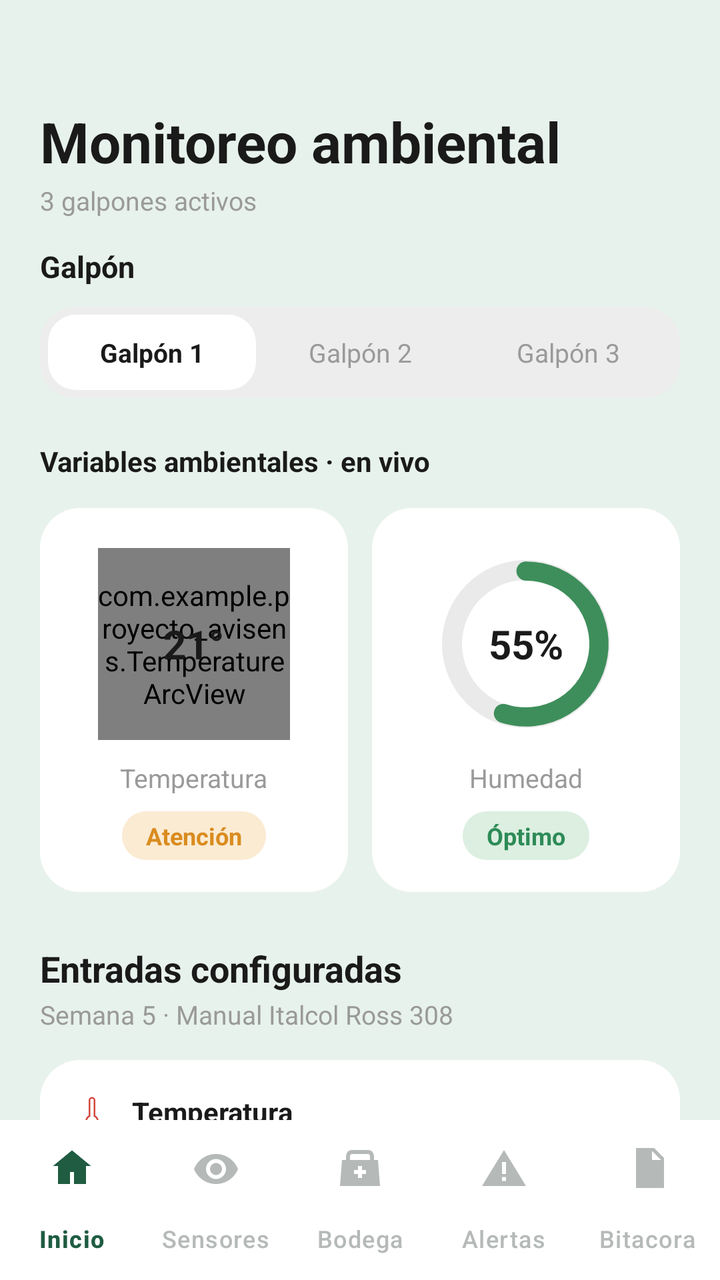
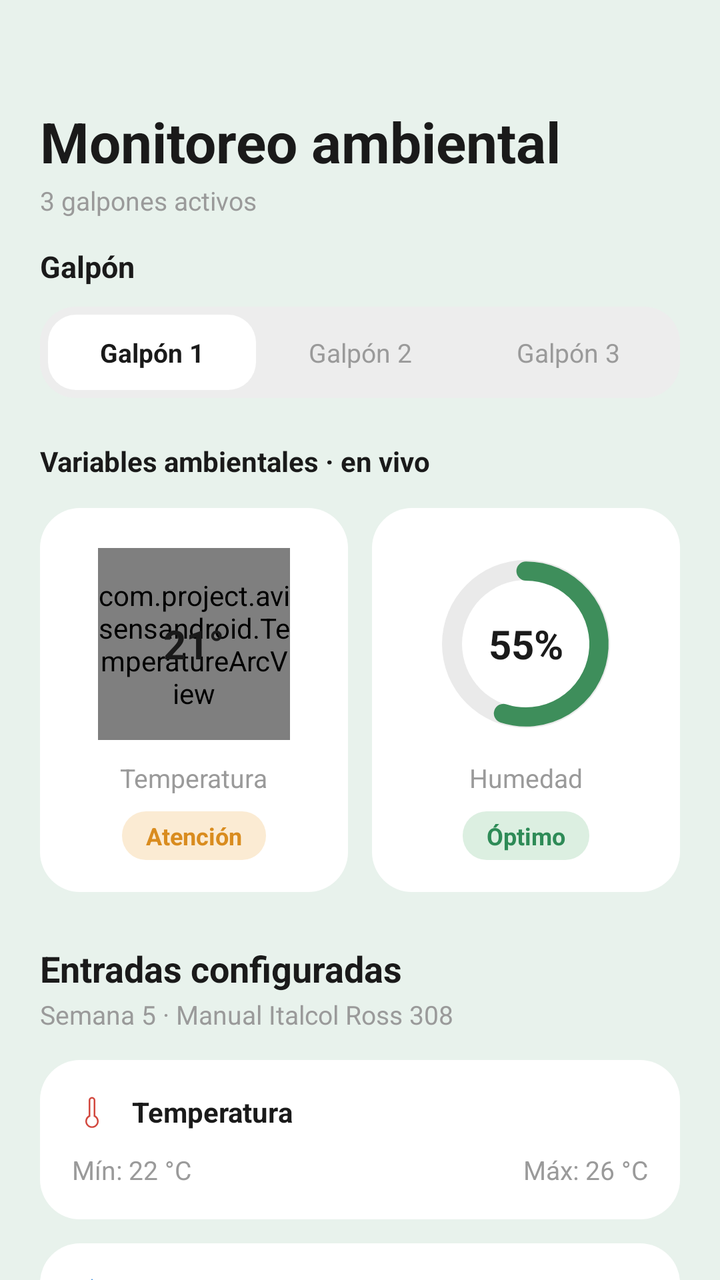

Before-and-after screenshots of an Android layout around one commit, followed by the original layout XML and the change that was made.
<!-- AndroidManifest.xml: application theme Theme.Avisensandroid -->
<!-- res/layout/po02_sensores_op.xml -->
<?xml version="1.0" encoding="utf-8"?>
<androidx.constraintlayout.widget.ConstraintLayout
    xmlns:android="http://schemas.android.com/apk/res/android"
    xmlns:app="http://schemas.android.com/apk/res-auto"
    android:layout_width="match_parent"
    android:layout_height="match_parent"
    android:background="@color/bg_app">

    <androidx.core.widget.NestedScrollView
        android:id="@+id/scrollContent"
        android:layout_width="0dp"
        android:layout_height="0dp"
        android:clipToPadding="false"
        android:paddingBottom="16dp"
        app:layout_constraintTop_toTopOf="parent"
        app:layout_constraintStart_toStartOf="parent"
        app:layout_constraintEnd_toEndOf="parent"
        app:layout_constraintBottom_toTopOf="@id/bottomNav">

        <LinearLayout
            android:layout_width="match_parent"
            android:layout_height="wrap_content"
            android:orientation="vertical"
            android:paddingStart="20dp"
            android:paddingEnd="20dp"
            android:layout_marginTop="8dp"
            android:paddingTop="24dp">

            
            <TextView
                android:layout_width="wrap_content"
                android:layout_height="wrap_content"
                android:text="Monitoreo ambiental"
                android:textSize="28sp"
                android:textStyle="bold"
                android:layout_marginTop="20dp"
                android:textColor="@color/text_primary"/>


            <TextView
                android:layout_width="wrap_content"
                android:layout_height="wrap_content"
                android:layout_marginTop="2dp"
                android:text="3 galpones activos"
                android:textSize="13sp"
                android:textColor="@color/text_secondary"/>

            <TextView
                android:layout_width="wrap_content"
                android:layout_height="wrap_content"
                android:layout_marginTop="14dp"
                android:text="Galpón"
                android:textSize="15sp"
                android:textStyle="bold"
                android:textColor="@color/text_primary"/>




            
            <LinearLayout
                android:layout_width="match_parent"
                android:layout_height="wrap_content"
                android:orientation="horizontal"
                android:layout_marginTop="10dp"
                android:background="@drawable/bg_tab_container"
                android:padding="4dp">

                <TextView
                    android:layout_width="0dp"
                    android:layout_height="wrap_content"
                    android:layout_weight="1"
                    android:gravity="center"
                    android:background="@drawable/bg_tab_selected"
                    android:paddingTop="10dp"
                    android:paddingBottom="10dp"
                    android:text="Galpón 1"
                    android:textSize="13sp"
                    android:textStyle="bold"
                    android:textColor="@color/tab_text_selected"/>

                <TextView
                    android:layout_width="0dp"
                    android:layout_height="wrap_content"
                    android:layout_weight="1"
                    android:gravity="center"
                    android:paddingTop="10dp"
                    android:paddingBottom="10dp"
                    android:text="Galpón 2"
                    android:textSize="13sp"
                    android:textColor="@color/tab_text_unselected"/>

                <TextView
                    android:layout_width="0dp"
                    android:layout_height="wrap_content"
                    android:layout_weight="1"
                    android:gravity="center"
                    android:paddingTop="10dp"
                    android:paddingBottom="10dp"
                    android:text="Galpón 3"
                    android:textSize="13sp"
                    android:textColor="@color/tab_text_unselected"/>

            </LinearLayout>

            
            <TextView
                android:layout_width="wrap_content"
                android:layout_height="wrap_content"
                android:layout_marginTop="22dp"
                android:text="Variables ambientales · en vivo"
                android:textSize="14sp"
                android:textStyle="bold"
                android:textColor="@color/text_primary"/>

            
            <LinearLayout
                android:layout_width="match_parent"
                android:layout_height="wrap_content"
                android:orientation="horizontal"
                android:layout_marginTop="14dp">

                
                <LinearLayout
                    android:layout_width="0dp"
                    android:layout_height="wrap_content"
                    android:layout_weight="1"
                    android:orientation="vertical"
                    android:gravity="center"
                    android:background="@drawable/bg_stat_card"
                    android:paddingTop="20dp"
                    android:paddingBottom="16dp">

                    <FrameLayout
                        android:layout_width="96dp"
                        android:layout_height="96dp">

                        
                        <com.example.proyecto_avisens.TemperatureArcView
                            android:id="@+id/arcTemperatura"
                            android:layout_width="match_parent"
                            android:layout_height="match_parent"/>

                        
                        <TextView
                            android:id="@+id/txtTemperatura"
                            android:layout_width="wrap_content"
                            android:layout_height="wrap_content"
                            android:layout_gravity="center"
                            android:text="21°"
                            android:textSize="20sp"
                            android:textStyle="bold"
                            android:textColor="@color/text_primary"/>

                    </FrameLayout>

                    <TextView
                        android:layout_width="wrap_content"
                        android:layout_height="wrap_content"
                        android:layout_marginTop="10dp"
                        android:text="Temperatura"
                        android:textSize="13sp"
                        android:textColor="@color/text_secondary"/>

                    <TextView
                        android:id="@+id/txtEstadoTemperatura"
                        android:layout_width="wrap_content"
                        android:layout_height="wrap_content"
                        android:layout_marginTop="8dp"
                        android:background="@drawable/bg_badge_orange"
                        android:paddingStart="12dp"
                        android:paddingEnd="12dp"
                        android:paddingTop="4dp"
                        android:paddingBottom="4dp"
                        android:text="Atención"
                        android:textSize="12sp"
                        android:textStyle="bold"
                        android:textColor="@color/orange_badge_text"/>

                </LinearLayout>

                <View
                    android:layout_width="12dp"
                    android:layout_height="1dp"/>

                
                <LinearLayout
                    android:layout_width="0dp"
                    android:layout_height="wrap_content"
                    android:layout_weight="1"
                    android:orientation="vertical"
                    android:gravity="center"
                    android:background="@drawable/bg_stat_card"
                    android:paddingTop="20dp"
                    android:paddingBottom="16dp">

                    <FrameLayout
                        android:layout_width="96dp"
                        android:layout_height="96dp">

                        <ImageView
                            android:layout_width="match_parent"
                            android:layout_height="match_parent"
                            android:src="@drawable/bg_ring_track"/>

                        <ImageView
                            android:layout_width="match_parent"
                            android:layout_height="match_parent"
                            android:src="@drawable/arc_humedad"/>

                        <TextView
                            android:layout_width="wrap_content"
                            android:layout_height="wrap_content"
                            android:layout_gravity="center"
                            android:text="55%"
                            android:textSize="20sp"
                            android:textStyle="bold"
                            android:textColor="@color/text_primary"/>

                    </FrameLayout>

                    <TextView
                        android:layout_width="wrap_content"
                        android:layout_height="wrap_content"
                        android:layout_marginTop="10dp"
                        android:text="Humedad"
                        android:textSize="13sp"
                        android:textColor="@color/text_secondary"/>

                    <TextView
                        android:layout_width="wrap_content"
                        android:layout_height="wrap_content"
                        android:layout_marginTop="8dp"
                        android:background="@drawable/bg_badge_green"
                        android:paddingStart="12dp"
                        android:paddingEnd="12dp"
                        android:paddingTop="4dp"
                        android:paddingBottom="4dp"
                        android:text="Óptimo"
                        android:textSize="12sp"
                        android:textStyle="bold"
                        android:textColor="@color/badge_green_text"/>

                </LinearLayout>

            </LinearLayout>

            
            <TextView
                android:layout_width="wrap_content"
                android:layout_height="wrap_content"
                android:layout_marginTop="26dp"
                android:text="Entradas configuradas"
                android:textSize="18sp"
                android:textStyle="bold"
                android:textColor="@color/text_primary"/>

            <TextView
                android:layout_width="wrap_content"
                android:layout_height="wrap_content"
                android:layout_marginTop="2dp"
                android:text="Semana 5 · Manual Italcol Ross 308"
                android:textSize="13sp"
                android:textColor="@color/text_secondary"/>

            
            <LinearLayout
                android:layout_width="match_parent"
                android:layout_height="wrap_content"
                android:orientation="vertical"
                android:background="@drawable/bg_stat_card"
                android:padding="16dp"
                android:layout_marginTop="14dp">

                <LinearLayout
                    android:layout_width="match_parent"
                    android:layout_height="wrap_content"
                    android:orientation="horizontal"
                    android:gravity="center_vertical">

                    <ImageView
                        android:layout_width="20dp"
                        android:layout_height="20dp"
                        android:src="@drawable/ic_thermometer"/>

                    <TextView
                        android:layout_width="wrap_content"
                        android:layout_height="wrap_content"
                        android:layout_marginStart="10dp"
                        android:text="Temperatura"
                        android:textSize="14sp"
                        android:textStyle="bold"
                        android:textColor="@color/text_primary"/>

                </LinearLayout>

                <LinearLayout
                    android:layout_width="match_parent"
                    android:layout_height="wrap_content"
                    android:orientation="horizontal"
                    android:layout_marginTop="10dp">

                    <TextView
                        android:layout_width="0dp"
                        android:layout_height="wrap_content"
                        android:layout_weight="1"
                        android:text="Mín: 22 °C"
                        android:textSize="13sp"
                        android:textColor="@color/text_secondary"/>

                    <TextView
                        android:layout_width="wrap_content"
                        android:layout_height="wrap_content"
                        android:text="Máx: 26 °C"
                        android:textSize="13sp"
                        android:textColor="@color/text_secondary"/>

                </LinearLayout>

            </LinearLayout>

            
            <LinearLayout
                android:layout_width="match_parent"
                android:layout_height="wrap_content"
                android:orientation="vertical"
                android:background="@drawable/bg_stat_card"
                android:padding="16dp"
                android:layout_marginTop="12dp">

                <LinearLayout
                    android:layout_width="match_parent"
                    android:layout_height="wrap_content"
                    android:orientation="horizontal"
                    android:gravity="center_vertical">

                    <ImageView
                        android:layout_width="20dp"
                        android:layout_height="20dp"
                        android:src="@drawable/ic_water_drop"/>

                    <TextView
                        android:layout_width="wrap_content"
                        android:layout_height="wrap_content"
                        android:layout_marginStart="10dp"
                        android:text="Humedad relativa"
                        android:textSize="14sp"
                        android:textStyle="bold"
                        android:textColor="@color/text_primary"/>

                </LinearLayout>

                <LinearLayout
                    android:layout_width="match_parent"
                    android:layout_height="wrap_content"
                    android:orientation="horizontal"
                    android:layout_marginTop="10dp">

                    <TextView
                        android:layout_width="0dp"
                        android:layout_height="wrap_content"
                        android:layout_weight="1"
                        android:text="Mín: 50 %"
                        android:textSize="13sp"
                        android:textColor="@color/text_secondary"/>

                    <TextView
                        android:layout_width="wrap_content"
                        android:layout_height="wrap_content"
                        android:text="Máx: 70 %"
                        android:textSize="13sp"
                        android:textColor="@color/text_secondary"/>

                </LinearLayout>

            </LinearLayout>

        </LinearLayout>

    </androidx.core.widget.NestedScrollView>

    
    <com.google.android.material.bottomnavigation.BottomNavigationView
        android:id="@+id/bottomNav"
        android:layout_width="match_parent"
        android:layout_height="wrap_content"
        android:background="@color/white"
        app:itemIconTint="@color/nav_item_color"
        app:itemTextColor="@color/nav_item_color"
        app:itemRippleColor="@android:color/transparent"
        app:labelVisibilityMode="labeled"
        app:menu="@menu/bottom_nav_menu"
        app:layout_constraintStart_toStartOf="parent"
        app:layout_constraintEnd_toEndOf="parent"
        app:layout_constraintBottom_toBottomOf="parent"/>

</androidx.constraintlayout.widget.ConstraintLayout>
<!-- resources referenced by this layout -->
<resources>
  <color name="badge_green_text">#2E8B57</color>
  <color name="bg_app">#E8F2EC</color>
  <color name="orange_badge_text">#D98C1F</color>
  <color name="tab_text_selected">#1A1A1A</color>
  <color name="tab_text_unselected">#9A9A9A</color>
  <color name="text_primary">#1A1A1A</color>
  <color name="text_secondary">#9A9A9A</color>
  <color name="white">#FFFFFF</color>
  <!-- drawable arc_humedad (drawable) -->
  <?xml version="1.0" encoding="utf-8"?>
  <vector xmlns:android="http://schemas.android.com/apk/res/android"
      android:width="96dp"
      android:height="96dp"
      android:viewportWidth="100"
      android:viewportHeight="100">
      <path
          android:pathData="M50,12 A38,38 0 1 1 38.26,86.14"
          android:strokeColor="@color/gauge_green"
          android:strokeWidth="10"
          android:strokeLineCap="round"
          android:fillColor="#00000000"/>
  </vector>
  <!-- drawable bg_badge_green (drawable) -->
  <?xml version="1.0" encoding="utf-8"?>
  <shape xmlns:android="http://schemas.android.com/apk/res/android">
      <corners android:radius="12dp"/>
      <solid android:color="@color/badge_green_bg"/>
  </shape>
  <!-- drawable bg_badge_orange (drawable) -->
  <?xml version="1.0" encoding="utf-8"?>
  <shape xmlns:android="http://schemas.android.com/apk/res/android">
      <corners android:radius="12dp"/>
      <solid android:color="@color/badge_orange_bg"/>
  </shape>
  <!-- drawable bg_ring_track (drawable) -->
  <?xml version="1.0" encoding="utf-8"?>
  <shape xmlns:android="http://schemas.android.com/apk/res/android"
      android:shape="ring"
      android:innerRadius="32dp"
      android:thickness="10dp"
      android:useLevel="false">
      <solid android:color="@color/ring_track"/>
  </shape>
  <!-- drawable bg_stat_card (drawable) -->
  <?xml version="1.0" encoding="utf-8"?>
  <shape xmlns:android="http://schemas.android.com/apk/res/android">
      <corners android:radius="20dp"/>
      <solid android:color="@color/white"/>
  </shape>
  <!-- drawable bg_tab_container (drawable) -->
  <?xml version="1.0" encoding="utf-8"?>
  <shape xmlns:android="http://schemas.android.com/apk/res/android">
      <corners android:radius="18dp"/>
      <solid android:color="@color/tab_container_bg"/>
  </shape>
  <!-- drawable bg_tab_selected (drawable) -->
  <?xml version="1.0" encoding="utf-8"?>
  <shape xmlns:android="http://schemas.android.com/apk/res/android">
      <corners android:radius="14dp"/>
      <solid android:color="@color/tab_selected_bg"/>
  </shape>
  <!-- drawable ic_thermometer (drawable) -->
  <?xml version="1.0" encoding="utf-8"?>
  <vector xmlns:android="http://schemas.android.com/apk/res/android"
      android:width="22dp"
      android:height="22dp"
      android:viewportWidth="24"
      android:viewportHeight="24">
      <path
          android:fillColor="@color/thermometer_red"
          android:pathData="M13,14.76V5a1,1 0 0,0 -2,0v9.76a3,3 0 1,0 2,0zM12,3a2,2 0 0,1 2,2v9.09a4,4 0 1,1 -4,0V5a2,2 0 0,1 2,-2z"/>
  </vector>
  <!-- drawable ic_water_drop (drawable) -->
  <?xml version="1.0" encoding="utf-8"?>
  <vector xmlns:android="http://schemas.android.com/apk/res/android"
      android:width="22dp"
      android:height="22dp"
      android:viewportWidth="24"
      android:viewportHeight="24">
      <path
          android:fillColor="@color/water_blue"
          android:pathData="M12,2C9,7 5,10.5 5,14.5A7,7 0 0,0 19,14.5C19,10.5 15,7 12,2zM12,20A5.5,5.5 0 0,1 6.5,14.5c0,-2.5 2.3,-5.4 5.5,-9.6c3.2,4.2 5.5,7.1 5.5,9.6A5.5,5.5 0 0,1 12,20z"/>
  </vector>
  <style name="Theme.Avisensandroid" parent="Base.Theme.Avisensandroid" />
  <color name="gauge_green">#3E8E5B</color>
  <color name="badge_green_bg">#DCEFE1</color>
  <color name="badge_orange_bg">#FBEBD3</color>
  <color name="ring_track">#EAEAEA</color>
  <color name="tab_container_bg">#EDEDED</color>
  <color name="tab_selected_bg">#FFFFFF</color>
  <color name="thermometer_red">#D2483F</color>
  <color name="water_blue">#3E8FDE</color>
  <style name="Base.Theme.Avisensandroid" parent="Theme.Material3.DayNight.NoActionBar">
          
          
      </style>
</resources>

<!-- the commit's change to res/layout/po02_sensores_op.xml (unified diff, before → after) -->
@@ -15,7 +15,7 @@
         app:layout_constraintTop_toTopOf="parent"
         app:layout_constraintStart_toStartOf="parent"
         app:layout_constraintEnd_toEndOf="parent"
-        app:layout_constraintBottom_toTopOf="@id/bottomNav">
+        app:layout_constraintBottom_toBottomOf="parent">
 
         <LinearLayout
             android:layout_width="match_parent"
@@ -34,8 +34,7 @@
                 android:textSize="28sp"
                 android:textStyle="bold"
                 android:layout_marginTop="20dp"
-                android:textColor="@color/text_primary"/>
-
+                android:textColor="@color/text_primary" />
 
             <TextView
                 android:layout_width="wrap_content"
@@ -43,7 +42,7 @@
                 android:layout_marginTop="2dp"
                 android:text="3 galpones activos"
                 android:textSize="13sp"
-                android:textColor="@color/text_secondary"/>
+                android:textColor="@color/text_secondary" />
 
             <TextView
                 android:layout_width="wrap_content"
@@ -52,10 +51,7 @@
                 android:text="Galpón"
                 android:textSize="15sp"
                 android:textStyle="bold"
-                android:textColor="@color/text_primary"/>
-
-
-
+                android:textColor="@color/text_primary" />
 
             
             <LinearLayout
@@ -77,7 +73,7 @@
                     android:text="Galpón 1"
                     android:textSize="13sp"
                     android:textStyle="bold"
-                    android:textColor="@color/tab_text_selected"/>
+                    android:textColor="@color/tab_text_selected" />
 
                 <TextView
                     android:layout_width="0dp"
@@ -88,7 +84,7 @@
                     android:paddingBottom="10dp"
                     android:text="Galpón 2"
                     android:textSize="13sp"
-                    android:textColor="@color/tab_text_unselected"/>
+                    android:textColor="@color/tab_text_unselected" />
 
                 <TextView
                     android:layout_width="0dp"
@@ -99,7 +95,7 @@
                     android:paddingBottom="10dp"
                     android:text="Galpón 3"
                     android:textSize="13sp"
-                    android:textColor="@color/tab_text_unselected"/>
+                    android:textColor="@color/tab_text_unselected" />
 
             </LinearLayout>
 
@@ -111,7 +107,7 @@
                 android:text="Variables ambientales · en vivo"
                 android:textSize="14sp"
                 android:textStyle="bold"
-                android:textColor="@color/text_primary"/>
+                android:textColor="@color/text_primary" />
 
             
             <LinearLayout
@@ -136,10 +132,11 @@
                         android:layout_height="96dp">
 
                         
-                        <com.example.proyecto_avisens.TemperatureArcView
+                        
+                        <com.project.avisensandroid.TemperatureArcView
                             android:id="@+id/arcTemperatura"
                             android:layout_width="match_parent"
-                            android:layout_height="match_parent"/>
+                            android:layout_height="match_parent" />
 
                         
                         <TextView
@@ -150,7 +147,7 @@
                             android:text="21°"
                             android:textSize="20sp"
                             android:textStyle="bold"
-                            android:textColor="@color/text_primary"/>
+                            android:textColor="@color/text_primary" />
 
                     </FrameLayout>
 
@@ -160,7 +157,7 @@
                         android:layout_marginTop="10dp"
                         android:text="Temperatura"
                         android:textSize="13sp"
-                        android:textColor="@color/text_secondary"/>
+                        android:textColor="@color/text_secondary" />
 
                     <TextView
                         android:id="@+id/txtEstadoTemperatura"
@@ -175,13 +172,13 @@
                         android:text="Atención"
                         android:textSize="12sp"
                         android:textStyle="bold"
-                        android:textColor="@color/orange_badge_text"/>
+                        android:textColor="@color/orange_badge_text" />
 
                 </LinearLayout>
 
                 <View
                     android:layout_width="12dp"
-                    android:layout_height="1dp"/>
+                    android:layout_height="1dp" />
 
                 
                 <LinearLayout
@@ -201,12 +198,12 @@
                         <ImageView
                             android:layout_width="match_parent"
                             android:layout_height="match_parent"
-                            android:src="@drawable/bg_ring_track"/>
+                            android:src="@drawable/bg_ring_track" />
 
                         <ImageView
                             android:layout_width="match_parent"
                             android:layout_height="match_parent"
-                            android:src="@drawable/arc_humedad"/>
+                            android:src="@drawable/arc_humedad" />
 
                         <TextView
                             android:layout_width="wrap_content"
@@ -215,7 +212,7 @@
                             android:text="55%"
                             android:textSize="20sp"
                             android:textStyle="bold"
-                            android:textColor="@color/text_primary"/>
+                            android:textColor="@color/text_primary" />
 
                     </FrameLayout>
 
@@ -225,7 +222,7 @@
                         android:layout_marginTop="10dp"
                         android:text="Humedad"
                         android:textSize="13sp"
-                        android:textColor="@color/text_secondary"/>
+                        android:textColor="@color/text_secondary" />
 
                     <TextView
                         android:layout_width="wrap_content"
@@ -239,7 +236,7 @@
                         android:text="Óptimo"
                         android:textSize="12sp"
                         android:textStyle="bold"
-                        android:textColor="@color/badge_green_text"/>
+                        android:textColor="@color/badge_green_text" />
 
                 </LinearLayout>
 
@@ -253,7 +250,7 @@
                 android:text="Entradas configuradas"
                 android:textSize="18sp"
                 android:textStyle="bold"
-                android:textColor="@color/text_primary"/>
+                android:textColor="@color/text_primary" />
 
             <TextView
                 android:layout_width="wrap_content"
@@ -261,7 +258,7 @@
                 android:layout_marginTop="2dp"
                 android:text="Semana 5 · Manual Italcol Ross 308"
                 android:textSize="13sp"
-                android:textColor="@color/text_secondary"/>
+                android:textColor="@color/text_secondary" />
 
             
             <LinearLayout
@@ -281,7 +278,7 @@
                     <ImageView
                         android:layout_width="20dp"
                         android:layout_height="20dp"
-                        android:src="@drawable/ic_thermometer"/>
+                        android:src="@drawable/ic_thermometer" />
 
                     <TextView
                         android:layout_width="wrap_content"
@@ -290,7 +287,7 @@
                         android:text="Temperatura"
                         android:textSize="14sp"
                         android:textStyle="bold"
-                        android:textColor="@color/text_primary"/>
+                        android:textColor="@color/text_primary" />
 
                 </LinearLayout>
 
@@ -306,14 +303,14 @@
                         android:layout_weight="1"
                         android:text="Mín: 22 °C"
                         android:textSize="13sp"
-                        android:textColor="@color/text_secondary"/>
+                        android:textColor="@color/text_secondary" />
 
                     <TextView
                         android:layout_width="wrap_content"
                         android:layout_height="wrap_content"
                         android:text="Máx: 26 °C"
                         android:textSize="13sp"
-                        android:textColor="@color/text_secondary"/>
+                        android:textColor="@color/text_secondary" />
 
                 </LinearLayout>
 
@@ -337,7 +334,7 @@
                     <ImageView
                         android:layout_width="20dp"
                         android:layout_height="20dp"
-                        android:src="@drawable/ic_water_drop"/>
+                        android:src="@drawable/ic_water_drop" />
 
                     <TextView
                         android:layout_width="wrap_content"
@@ -346,7 +343,7 @@
                         android:text="Humedad relativa"
                         android:textSize="14sp"
                         android:textStyle="bold"
-                        android:textColor="@color/text_primary"/>
+                        android:textColor="@color/text_primary" />
 
                 </LinearLayout>
 
@@ -362,14 +359,14 @@
                         android:layout_weight="1"
                         android:text="Mín: 50 %"
                         android:textSize="13sp"
-                        android:textColor="@color/text_secondary"/>
+                        android:textColor="@color/text_secondary" />
 
                     <TextView
                         android:layout_width="wrap_content"
                         android:layout_height="wrap_content"
                         android:text="Máx: 70 %"
                         android:textSize="13sp"
-                        android:textColor="@color/text_secondary"/>
+                        android:textColor="@color/text_secondary" />
 
                 </LinearLayout>
 
@@ -380,18 +377,4 @@
     </androidx.core.widget.NestedScrollView>
 
     
-    <com.google.android.material.bottomnavigation.BottomNavigationView
-        android:id="@+id/bottomNav"
-        android:layout_width="match_parent"
-        android:layout_height="wrap_content"
-        android:background="@color/white"
-        app:itemIconTint="@color/nav_item_color"
-        app:itemTextColor="@color/nav_item_color"
-        app:itemRippleColor="@android:color/transparent"
-        app:labelVisibilityMode="labeled"
-        app:menu="@menu/bottom_nav_menu"
-        app:layout_constraintStart_toStartOf="parent"
-        app:layout_constraintEnd_toEndOf="parent"
-        app:layout_constraintBottom_toBottomOf="parent"/>
-
 </androidx.constraintlayout.widget.ConstraintLayout>
